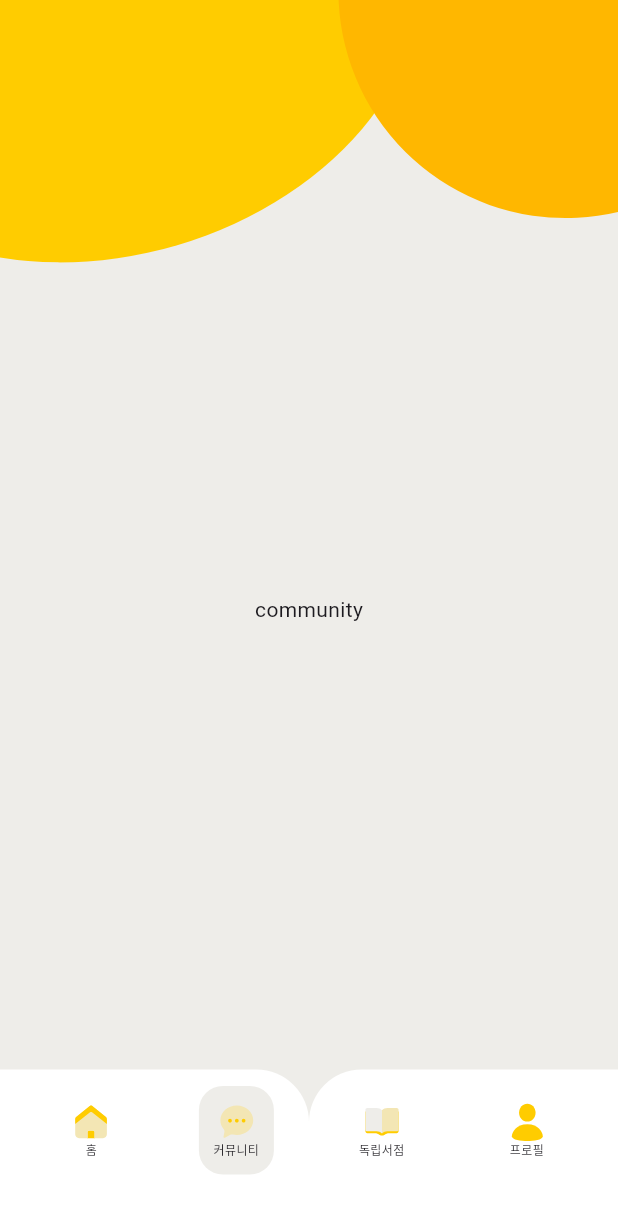
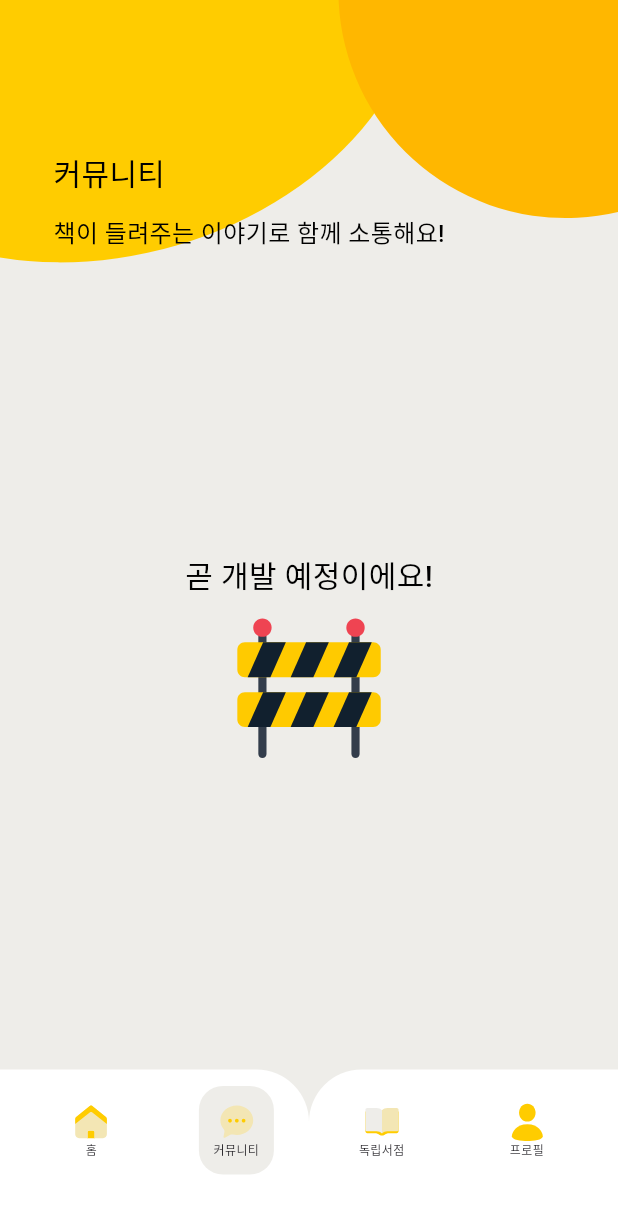
Before and after one commit to DodamDodam-Team/2025_DodamDodam_FE, a Flutter app: the screen it shows after launch, item 2 of the bottom bar chosen, on a phone screen of 412 x 824 dp. Shown: the top 1213 px of the screen. Run offline on Flutter 3.47's test engine with Material 3 defaults, Android fonts, the phone set to English and light mode, and no system bars; our stand-ins replace flutter_dotenv, flutter_riverpod, flutter_secure_storage, flutter_svg, go_router, riverpod_annotation and 1 more; generated files the repository leaves out were written again.

Commit message:
[Feat] 개발 예정 화면 추가 및 적용

```diff
--- a/lib/view/main_pages/community/community.dart
+++ b/lib/view/main_pages/community/community.dart
@@ -1,3 +1,5 @@
+import 'package:dodamdodam_fe/view/main_pages/community/community_info.dart';
+import 'package:dodamdodam_fe/view/main_pages/constructing.dart';
 import 'package:flutter/material.dart';
 import 'package:flutter_riverpod/flutter_riverpod.dart';
 
@@ -11,6 +13,17 @@ class CommunityPage extends ConsumerStatefulWidget {
 class _CommunityPageState extends ConsumerState<CommunityPage> {
   @override
   Widget build(BuildContext context) {
-    return Center(child: Text('community'));
+    return Column(
+      mainAxisAlignment: MainAxisAlignment.start,
+      children: [
+        CommunityInfoBox(),
+        Expanded(
+          child: Column(
+            mainAxisAlignment: MainAxisAlignment.center,
+            children: [Constructing()],
+          ),
+        ),
+      ],
+    );
   }
 }
--- /dev/null
+++ b/lib/view/main_pages/community/community_info.dart
@@ -0,0 +1,55 @@
+import 'package:flutter/material.dart';
+import 'package:flutter_riverpod/flutter_riverpod.dart';
+
+class CommunityInfoBox extends ConsumerStatefulWidget {
+  final EdgeInsetsGeometry? padding;
+  final EdgeInsetsGeometry? margin;
+
+  const CommunityInfoBox({
+    this.padding = const EdgeInsets.symmetric(horizontal: 10),
+    this.margin,
+    super.key,
+  });
+
+  @override
+  ConsumerState<CommunityInfoBox> createState() => _CommunityInfoBoxState();
+}
+
+class _CommunityInfoBoxState extends ConsumerState<CommunityInfoBox> {
+  @override
+  Widget build(BuildContext context) {
+    return Container(
+      constraints: BoxConstraints(
+        minWidth: 361,
+        maxWidth: 361,
+        minHeight: 67,
+        maxHeight: 67,
+      ),
+      padding: widget.padding,
+      margin: widget.margin,
+      child: Column(
+        mainAxisAlignment: MainAxisAlignment.spaceBetween,
+        crossAxisAlignment: CrossAxisAlignment.start,
+        children: [
+          Text(
+            '커뮤니티',
+            style: TextStyle(
+              fontWeight: FontWeight.w500,
+              fontSize: 20,
+              color: Color(0xff000000),
+            ),
+          ),
+
+          Text(
+            '책이 들려주는 이야기로 함께 소통해요!',
+            style: TextStyle(
+              fontWeight: FontWeight.w500,
+              fontSize: 16,
+              color: Color(0xff000000),
+            ),
+          ),
+        ],
+      ),
+    );
+  }
+}
--- /dev/null
+++ b/lib/view/main_pages/constructing.dart
@@ -0,0 +1,30 @@
+import 'package:flutter/material.dart';
+import 'package:flutter_svg/svg.dart';
+
+class Constructing extends StatelessWidget {
+  const Constructing({super.key});
+
+  @override
+  Widget build(BuildContext context) {
+    return Container(
+      width: 361,
+      height: 144,
+      alignment: Alignment.center,
+      child: Column(
+        mainAxisAlignment: MainAxisAlignment.spaceBetween,
+        children: [
+          Text(
+            '곧 개발 예정이에요!',
+            style: TextStyle(
+              fontWeight: FontWeight.w500,
+              fontSize: 20,
+              color: Color(0xff000000),
+            ),
+          ),
+
+          SvgPicture.asset('assets/icons/fixing.svg', width: 109, height: 109),
+        ],
+      ),
+    );
+  }
+}
```
Also changed, not shown: lib/view/main_pages/book_store/book_store.dart (+14 -1 lines), lib/view/main_pages/book_store/book_store_info.dart (added, +55 -0 lines), lib/view/main_pages/profile/profile.dart (+14 -1 lines), lib/view/main_pages/profile/profile_info.dart (added, +46 -0 lines).
